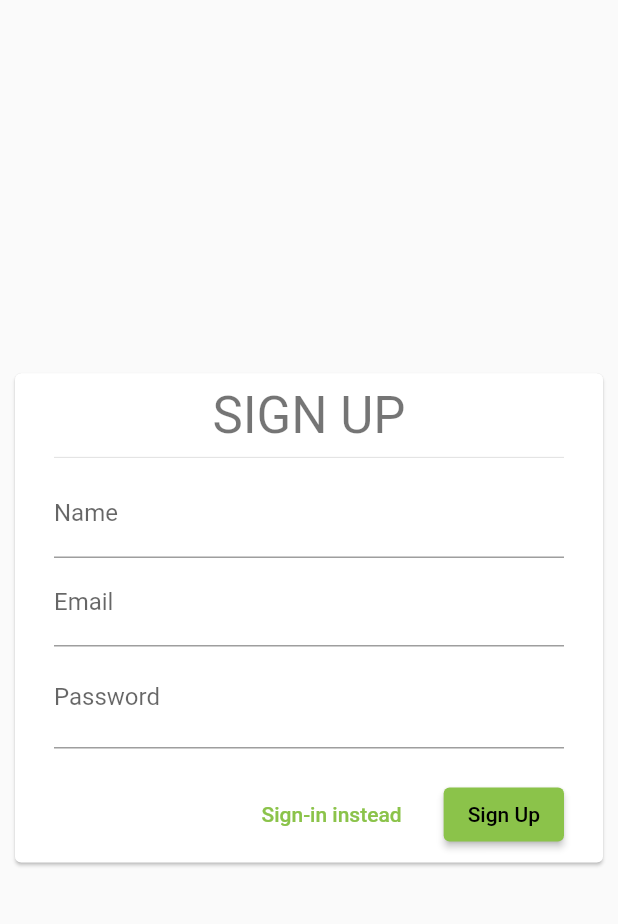
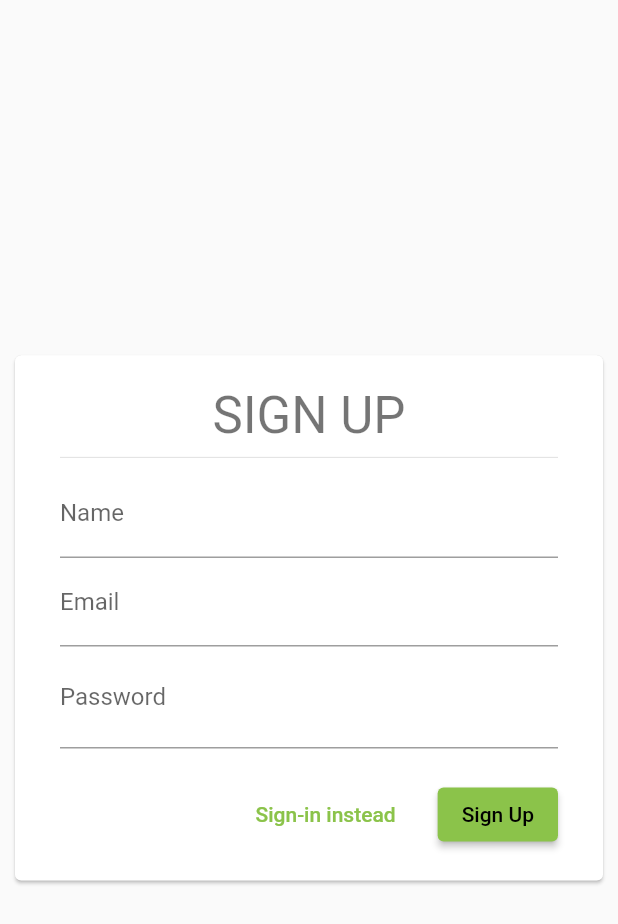
Before and after one commit to blessed-sibanda/fl_social-ui, a Flutter app: the screen it shows after launch, after a tap on "Sign-up instead", on a phone screen of 412 x 824 dp. Shown: the top 924 px of the screen. Run offline on Flutter 3.47's test engine with Material 2 defaults, Android fonts, the light colour scheme and no system bars.

Commit message:
adjust auth forms for web

```diff
--- a/lib/services/base_api.dart
+++ b/lib/services/base_api.dart
@@ -8,7 +8,8 @@ class ServiceApiError {
 }
 
 abstract class BaseApi {
-  String baseUrl = 'http://192.168.43.72:3000';
+  // String baseUrl = 'http://192.168.43.72:3000';
+  String baseUrl = 'http://127.0.0.1:3000';
 
   Future<dynamic> jsonResponse(
     Response response, {
--- a/lib/widgets/signin_form.dart
+++ b/lib/widgets/signin_form.dart
@@ -40,12 +40,14 @@ class _SignInFormState extends State<SignInForm> {
   Widget build(BuildContext context) {
     return Form(
       key: _formStateKey,
+      child: SizedBox(
+        width: 450.0,
         child: Card(
           margin: const EdgeInsets.all(10.0),
           child: Padding(
             padding: const EdgeInsets.symmetric(
-            horizontal: 26.0,
-            vertical: 8.0,
+              horizontal: 30.0,
+              vertical: 20.0,
             ),
             child: Column(
               mainAxisSize: MainAxisSize.min,
@@ -79,6 +81,7 @@ class _SignInFormState extends State<SignInForm> {
             ),
           ),
         ),
+      ),
     );
   }
 
--- a/lib/widgets/signup_form.dart
+++ b/lib/widgets/signup_form.dart
@@ -42,12 +42,14 @@ class _SignUpFormState extends State<SignUpForm> {
   Widget build(BuildContext context) {
     return Form(
       key: _formStateKey,
+      child: SizedBox(
+        width: 450.0,
         child: Card(
           margin: const EdgeInsets.all(10.0),
           child: Padding(
             padding: const EdgeInsets.symmetric(
-            horizontal: 26.0,
-            vertical: 8.0,
+              horizontal: 30.0,
+              vertical: 20.0,
             ),
             child: Column(
               mainAxisSize: MainAxisSize.min,
@@ -86,6 +88,7 @@ class _SignUpFormState extends State<SignUpForm> {
                   ],
                 ),
               ],
+            ),
           ),
         ),
       ),
```
Lines whose indentation alone changed are shown as unchanged.
